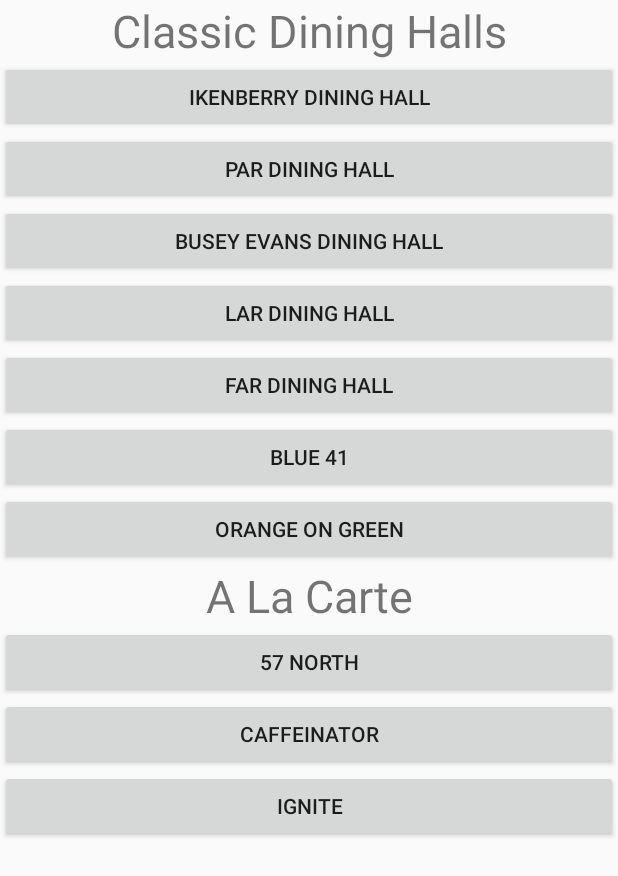
After one commit to adutta-eng/UIDining, an Android app: the layout activity_location.xml on its own in the app's theme, with its tools: preview values and no code run, on a phone screen of 412 x 824 dp. The commit adds this screen. Shown: the top 876 px of the screen. Run offline under Robolectric (Android 15) with nearby library versions, the phone set to English and light mode, and no system bars.

Commit message:
Added Location Activity

```diff
--- /dev/null
+++ b/app/src/main/java/com/example/uidining/LocationActivity.java
@@ -0,0 +1,33 @@
+package com.example.uidining;
+
+import androidx.appcompat.app.AppCompatActivity;
+
+import android.content.Intent;
+import android.os.Bundle;
+import android.widget.Button;
+import android.widget.TextView;
+
+import com.android.volley.Request;
+import com.android.volley.RequestQueue;
+import com.android.volley.Response;
+import com.android.volley.VolleyError;
+import com.android.volley.toolbox.JsonObjectRequest;
+import com.android.volley.toolbox.StringRequest;
+import com.android.volley.toolbox.Volley;
+
+import org.json.JSONArray;
+import org.json.JSONException;
+import org.json.JSONObject;
+
+public class LocationActivity extends AppCompatActivity {
+
+    @Override
+    protected void onCreate(Bundle savedInstanceState) {
+        super.onCreate(savedInstanceState);
+        setContentView(R.layout.activity_location);
+        Button ike = findViewById(R.id.ikenberryHall2);
+        ike.setOnClickListener(unused -> {
+            startActivity(new Intent(this, MainActivity.class));
+        });
+    }
+}
--- a/app/src/main/java/com/example/uidining/MainActivity.java
+++ b/app/src/main/java/com/example/uidining/MainActivity.java
@@ -30,6 +30,10 @@ public class MainActivity extends AppCompatActivity {
         pref.setOnClickListener(unused -> {
             startActivity(new Intent(this, InputPreferences.class));
         });
+        Button location = findViewById(R.id.location);
+        location.setOnClickListener(unused -> {
+            startActivity(new Intent(this, LocationActivity.class));
+        });
         Button options = findViewById(R.id.mealOptions);
 //        RequestQueue queue = Volley.newRequestQueue(this);
 //        String url ="http://uiuc-api2.herokuapp.com/dining/2/2019-12-02/2019-12-02";
--- /dev/null
+++ b/app/src/main/res/layout/activity_location.xml
@@ -0,0 +1,81 @@
+<?xml version="1.0" encoding="utf-8"?>
+<LinearLayout xmlns:android="http://schemas.android.com/apk/res/android"
+    android:orientation="vertical" android:layout_width="match_parent"
+    android:layout_height="match_parent">
+
+    <TextView
+        android:id="@+id/classicHalls2"
+        android:layout_width="match_parent"
+        android:layout_height="wrap_content"
+        android:gravity="center"
+        android:text="Classic Dining Halls"
+        android:textSize="30sp" />
+
+    <Button
+        android:id="@+id/ikenberryHall2"
+        android:layout_width="match_parent"
+        android:layout_height="wrap_content"
+        android:text="Ikenberry Dining Hall" />
+
+    <Button
+        android:id="@+id/par2"
+        android:layout_width="match_parent"
+        android:layout_height="wrap_content"
+        android:text="PAR Dining Hall" />
+
+    <Button
+        android:id="@+id/buseyEvans2"
+        android:layout_width="match_parent"
+        android:layout_height="wrap_content"
+        android:text="Busey Evans Dining Hall" />
+
+    <Button
+        android:id="@+id/lar2"
+        android:layout_width="match_parent"
+        android:layout_height="wrap_content"
+        android:text="LAR Dining Hall" />
+
+    <Button
+        android:id="@+id/far2"
+        android:layout_width="match_parent"
+        android:layout_height="wrap_content"
+        android:text="FAR Dining Hall" />
+
+    <Button
+        android:id="@+id/blue2"
+        android:layout_width="match_parent"
+        android:layout_height="wrap_content"
+        android:text="Blue 41" />
+
+    <Button
+        android:id="@+id/orangeOnGreen2"
+        android:layout_width="match_parent"
+        android:layout_height="wrap_content"
+        android:text="Orange On Green" />
+
+    <TextView
+        android:id="@+id/aLaCarte2"
+        android:layout_width="match_parent"
+        android:layout_height="wrap_content"
+        android:gravity="center"
+        android:text="A La Carte"
+        android:textSize="30sp" />
+
+    <Button
+        android:id="@+id/north2"
+        android:layout_width="match_parent"
+        android:layout_height="wrap_content"
+        android:text="57 North" />
+
+    <Button
+        android:id="@+id/caffeinator2"
+        android:layout_width="match_parent"
+        android:layout_height="wrap_content"
+        android:text="Caffeinator" />
+
+    <Button
+        android:id="@+id/ignite2"
+        android:layout_width="match_parent"
+        android:layout_height="wrap_content"
+        android:text="Ignite" />
+</LinearLayout>
--- a/app/src/main/res/layout/activity_main.xml
+++ b/app/src/main/res/layout/activity_main.xml
@@ -29,6 +29,12 @@
                 android:text="What should I consume today?" />
 
             <Button
+                android:id="@+id/location"
+                android:layout_width="match_parent"
+                android:layout_height="wrap_content"
+                android:text="Where Should I Go?" />
+
+            <Button
                 android:id="@+id/mealOptions"
                 android:layout_width="match_parent"
                 android:layout_height="wrap_content"
```
Also changed, not shown: 93 other files.
